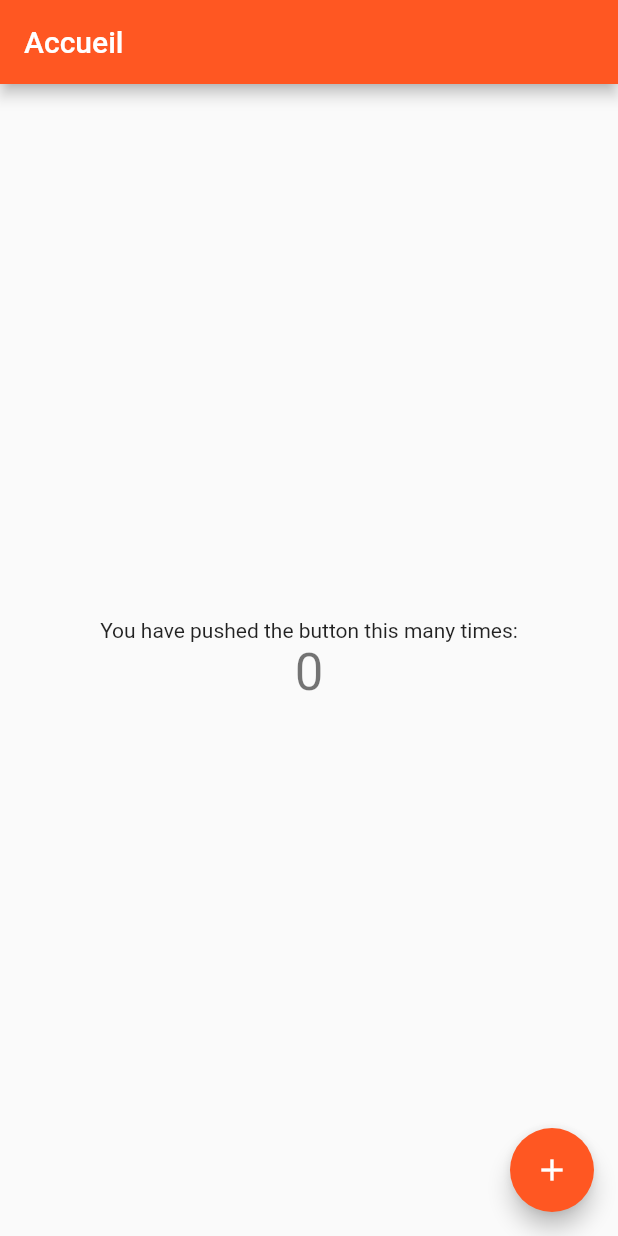
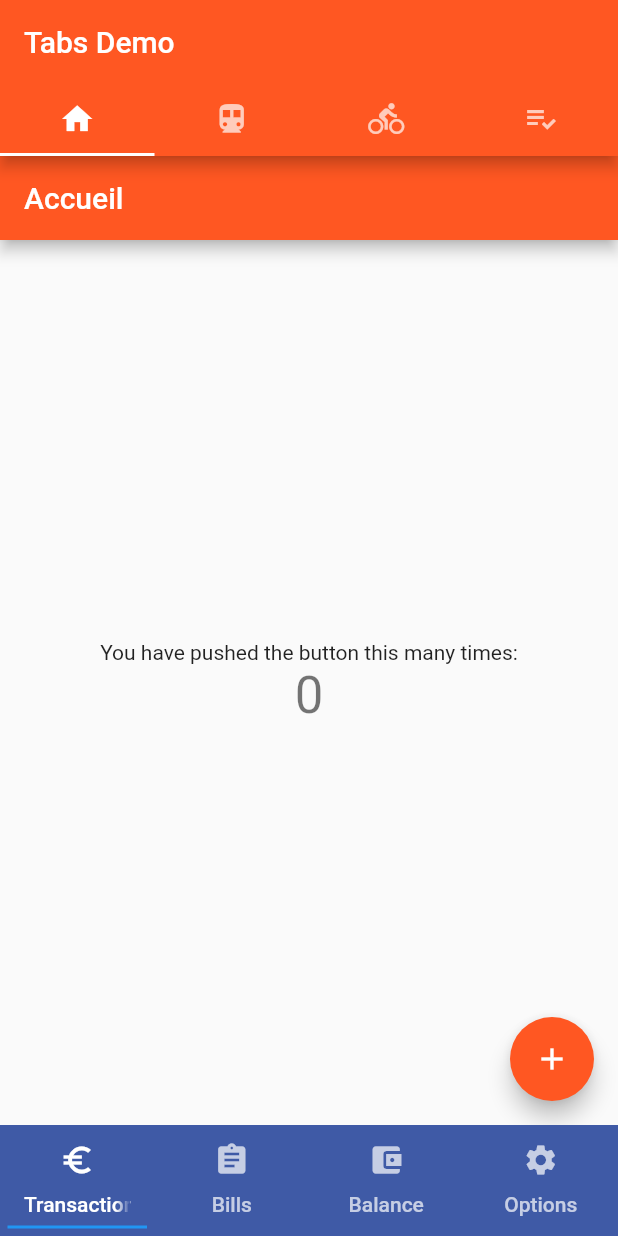
Before and after one commit to GannouniMohamed/flutter-soundcloud-clone, a Flutter app: the screen it shows after launch, on a phone screen of 412 x 824 dp. Run offline on Flutter 3.47's test engine with Material 2 defaults, Android fonts, the phone set to English and light mode, and no system bars.

Commit message:
add bottomNavigationBar widget

```diff
--- a/lib/main.dart
+++ b/lib/main.dart
@@ -1,4 +1,6 @@
 import 'package:flutter/material.dart';
+import 'package:soundcloud/widgets/menu.dart';
+import 'package:soundcloud/pages/HomePage.dart';
 
 void main() => runApp(MyApp());
 
@@ -10,52 +12,32 @@ class MyApp extends StatelessWidget {
       theme: ThemeData(
         primarySwatch: Colors.deepOrange,
       ),
-      home: MyHomePage(title: 'Accueil'),
-    );
-  }
-}
-
-class MyHomePage extends StatefulWidget {
-  MyHomePage({Key key, this.title}) : super(key: key);
-  final String title;
-
-  @override
-  _MyHomePageState createState() => _MyHomePageState();
-}
-
-class _MyHomePageState extends State<MyHomePage> {
-  int _counter = 0;
-
-  void _incrementCounter() {
-    setState(() {
-      _counter++;
-    });
-  }
-
-  @override
-  Widget build(BuildContext context) {
-    return Scaffold(
-      appBar: AppBar(
-        title: Text(widget.title),
-      ),
-      body: Center(
-        child: Column(
-          mainAxisAlignment: MainAxisAlignment.center,
-          children: <Widget>[
-            Text(
-              'You have pushed the button this many times:',
+      home: DefaultTabController(
+        length: 4,
+        child: Scaffold(
+          appBar: AppBar(
+            bottom: TabBar(
+              tabs: [
+                Tab(icon: Icon(Icons.home)),
+                Tab(icon: Icon(Icons.directions_transit)),
+                Tab(icon: Icon(Icons.directions_bike)),
+                Tab(icon: Icon(Icons.playlist_add_check)),
+              ],
             ),
-            Text(
-              '$_counter',
-              style: Theme.of(context).textTheme.display1,
-            ),
-          ],
+            title: Text('Tabs Demo'),
+          ),
+          bottomNavigationBar: menu(),
+          body: TabBarView(
+            children: [
+              HomePage(
+                title: 'Accueil',
+              ),
+              Icon(Icons.directions_transit),
+              Icon(Icons.directions_bike),
+              Icon(Icons.playlist_add_check),
+            ],
+          ),
         ),
-      ),
-      floatingActionButton: FloatingActionButton(
-        onPressed: _incrementCounter,
-        tooltip: 'Increment',
-        child: Icon(Icons.add),
       ),
     );
   }
--- /dev/null
+++ b/lib/pages/HomePage.dart
@@ -0,0 +1,47 @@
+import 'package:flutter/material.dart';
+
+class HomePage extends StatefulWidget {
+  HomePage({Key key, this.title}) : super(key: key);
+  final String title;
+
+  @override
+  _HomePageState createState() => _HomePageState();
+}
+
+class _HomePageState extends State<HomePage> {
+  int _counter = 0;
+
+  void _incrementCounter() {
+    setState(() {
+      _counter++;
+    });
+  }
+
+  @override
+  Widget build(BuildContext context) {
+    return Scaffold(
+      appBar: AppBar(
+        title: Text(widget.title),
+      ),
+      body: Center(
+        child: Column(
+          mainAxisAlignment: MainAxisAlignment.center,
+          children: <Widget>[
+            Text(
+              'You have pushed the button this many times:',
+            ),
+            Text(
+              '$_counter',
+              style: Theme.of(context).textTheme.display1,
+            ),
+          ],
+        ),
+      ),
+      floatingActionButton: FloatingActionButton(
+        onPressed: _incrementCounter,
+        tooltip: 'Increment',
+        child: Icon(Icons.add),
+      ),
+    );
+  }
+}
--- /dev/null
+++ b/lib/widgets/menu.dart
@@ -0,0 +1,32 @@
+import 'package:flutter/material.dart';
+
+Widget menu() {
+  return Container(
+    color: Color(0xFF3F5AA6),
+    child: TabBar(
+      labelColor: Colors.white,
+      unselectedLabelColor: Colors.white70,
+      indicatorSize: TabBarIndicatorSize.tab,
+      indicatorPadding: EdgeInsets.all(5.0),
+      indicatorColor: Colors.blue,
+      tabs: [
+        Tab(
+          text: "Transactions",
+          icon: Icon(Icons.euro_symbol),
+        ),
+        Tab(
+          text: "Bills",
+          icon: Icon(Icons.assignment),
+        ),
+        Tab(
+          text: "Balance",
+          icon: Icon(Icons.account_balance_wallet),
+        ),
+        Tab(
+          text: "Options",
+          icon: Icon(Icons.settings),
+        ),
+      ],
+    ),
+  );
+}
```
